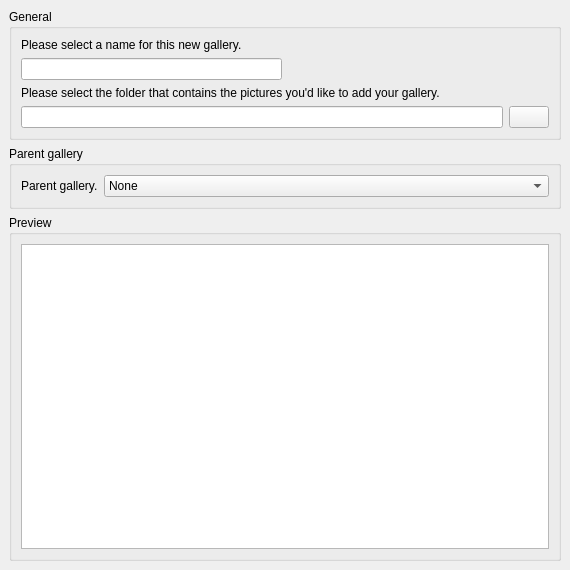
This is trunk/src/widgets/wizard/selectionpage.ui in BackupTheBerlios/galerist-svn as Qt 5 draws it before an edit. The edited form follows.
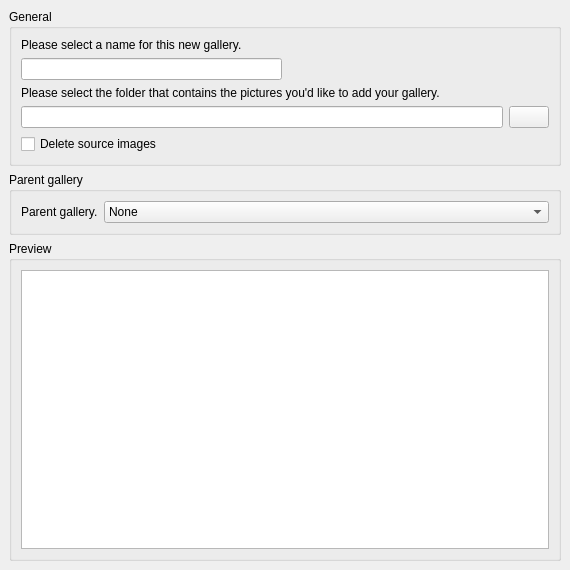
This is the edited form. Icons and pictures are not drawn. Custom widgets are drawn as their Qt base class.

Commit message: Option to move images rather than copiing, added.

The edit to the form file:
```diff
--- a/trunk/src/widgets/wizard/selectionpage.ui
+++ b/trunk/src/widgets/wizard/selectionpage.ui
@@ -136,6 +136,13 @@
         </item>
        </layout>
       </item>
+      <item row="4" column="0" colspan="2" >
+       <widget class="QCheckBox" name="deleteSourceBox" >
+        <property name="text" >
+         <string>Delete source images</string>
+        </property>
+       </widget>
+      </item>
      </layout>
     </widget>
    </item>
```
Left out of the diff: 6 changed lines with no effect on the pictures. The commit also changes 11 other files.
